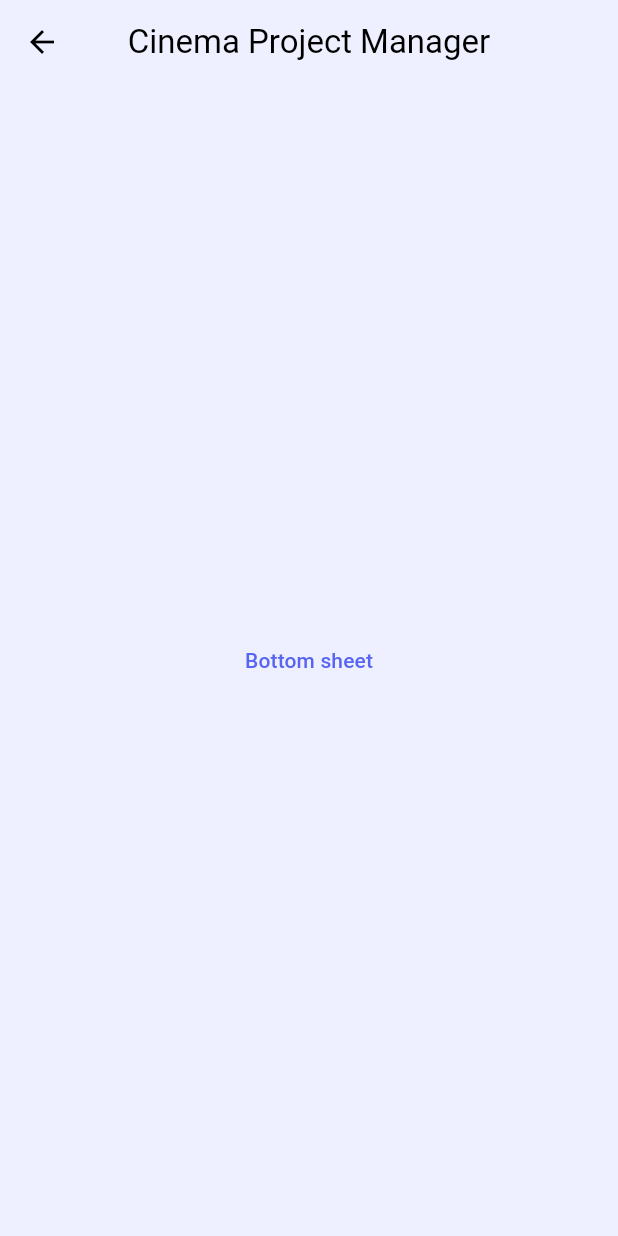
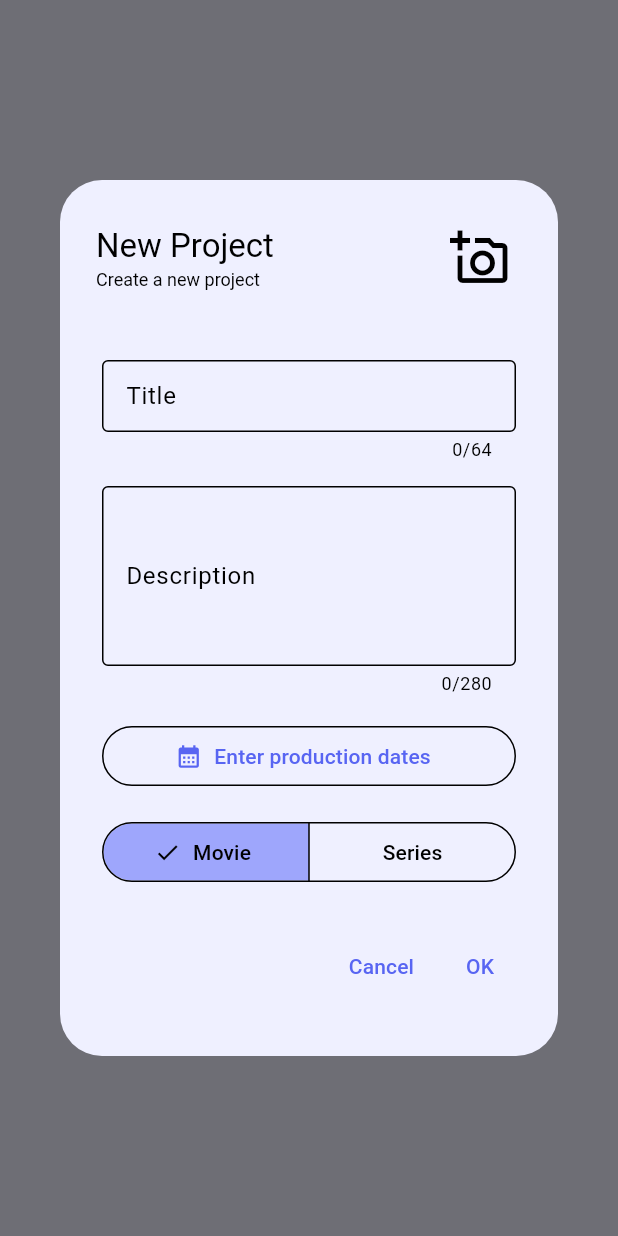
Before and after one commit to studiorvandco/cpm_app, a Flutter app: the screen it shows after launch, after a tap on "Test page", on a phone screen of 412 x 824 dp. Run offline on Flutter 3.47's test engine with Material 2 defaults, Android fonts, the phone set to English and light mode, and no system bars; our stand-ins replace page_transition; missing offline and left inert: outline_search_bar.

Commit message:
WIP dates

```diff
--- /dev/null
+++ b/lib/models/project.dart
@@ -0,0 +1 @@
+enum ProjectType { movie, series }
--- a/lib/pages/login.dart
+++ b/lib/pages/login.dart
@@ -1,6 +1,8 @@
 import 'package:flutter/material.dart';
 import 'package:page_transition/page_transition.dart';
 
+import '../models/project.dart';
+import '../widgets/new_project_dialog.dart';
 import 'home.dart';
 import 'test.dart';
 
@@ -17,14 +19,18 @@ class Login extends StatelessWidget {
             const Spacer(),
             Padding(
               padding: const EdgeInsets.only(bottom: 64.0),
-              child: Image.asset('assets/logo-camera.png', fit: BoxFit.fitWidth, width: 250),
+              child: Image.asset('assets/logo-camera.png',
+                  fit: BoxFit.fitWidth, width: 250),
             ),
             const Padding(
               padding: EdgeInsets.symmetric(vertical: 8.0),
               child: SizedBox(
                 width: 300,
                 child: TextField(
-                  decoration: InputDecoration(border: OutlineInputBorder(), isDense: true, labelText: 'Login'),
+                  decoration: InputDecoration(
+                      border: OutlineInputBorder(),
+                      isDense: true,
+                      labelText: 'Login'),
                 ),
               ),
             ),
@@ -36,7 +42,10 @@ class Login extends StatelessWidget {
                   enableSuggestions: false,
                   autocorrect: false,
                   obscureText: true,
-                  decoration: InputDecoration(border: OutlineInputBorder(), isDense: true, labelText: 'Password'),
+                  decoration: InputDecoration(
+                      border: OutlineInputBorder(),
+                      isDense: true,
+                      labelText: 'Password'),
                 ),
               ),
             ),
@@ -47,7 +56,10 @@ class Login extends StatelessWidget {
                 child: FilledButton(
                   onPressed: () {
                     Navigator.push(
-                        context, PageTransition<Home>(type: PageTransitionType.bottomToTop, child: const Home()));
+                        context,
+                        PageTransition<Home>(
+                            type: PageTransitionType.bottomToTop,
+                            child: const Home()));
                   },
                   child: const Text('Log in'),
                 ),
@@ -58,10 +70,12 @@ class Login extends StatelessWidget {
               child: SizedBox(
                 width: 300,
                 child: TextButton(
-                  onPressed: () {
-                    Navigator.push(
-                        context, PageTransition<Test>(type: PageTransitionType.topToBottom, child: const Test()));
-                  },
+                  onPressed: () => showDialog(
+                    builder: (context) {
+                      return NewProjectDialog();
+                    },
+                    context: context,
+                  ),
                   child: const Text('Test page'),
                 ),
               ),
--- /dev/null
+++ b/lib/widgets/new_project_dialog.dart
@@ -0,0 +1,165 @@
+import 'package:flutter/material.dart';
+import 'package:intl/intl.dart';
+
+import '../models/project.dart';
+
+class NewProjectDialog extends StatefulWidget {
+  const NewProjectDialog({super.key});
+
+  @override
+  State<StatefulWidget> createState() => _NewProjectDialogState();
+}
+
+class _NewProjectDialogState extends State<NewProjectDialog>
+    with AutomaticKeepAliveClientMixin<NewProjectDialog> {
+  _NewProjectDialogState();
+
+  String? title;
+  Image? image;
+  String? description;
+  DateTimeRange? dates;
+  ProjectType type = ProjectType.movie;
+  String dateText = '';
+
+  @override
+  void initState() {
+    updateDateText();
+    super.initState();
+  }
+
+  void updateDateText() {
+    String res;
+    if (dates != null) {
+      final String firstText =
+          DateFormat.yMd(Intl.systemLocale).format(dates!.start);
+      final String lastText =
+          DateFormat.yMd(Intl.systemLocale).format(dates!.end);
+      res = '$firstText - $lastText';
+    } else {
+      res = 'Enter production dates';
+    }
+    setState(() {
+      dateText = res;
+    });
+  }
+
+  @override
+  Widget build(BuildContext context) {
+    String dateDisplayed = 'Enter production dates';
+    return SimpleDialog(
+      title: Row(
+        mainAxisAlignment: MainAxisAlignment.spaceBetween,
+        children: <Widget>[
+          Column(
+            crossAxisAlignment: CrossAxisAlignment.start,
+            children: const <Text>[
+              Text('New Project'),
+              Text(
+                'Create a new project',
+                style: TextStyle(fontSize: 12),
+              )
+            ],
+          ),
+          IconButton(
+            icon: const Icon(Icons.add_a_photo_outlined, size: 40),
+            onPressed: () {},
+          ),
+        ],
+      ),
+      children: <Widget>[
+        Padding(
+          padding: const EdgeInsets.all(20.0),
+          child: Form(
+            child: Column(
+                mainAxisAlignment: MainAxisAlignment.spaceBetween,
+                children: [
+                  Padding(
+                    padding: const EdgeInsets.all(8.0),
+                    child: SizedBox(
+                      width: 300,
+                      child: TextFormField(
+                        maxLength: 64,
+                        decoration: const InputDecoration(
+                            labelText: 'Title',
+                            border: OutlineInputBorder(),
+                            isDense: true),
+                      ),
+                    ),
+                  ),
+                  Padding(
+                    padding: const EdgeInsets.all(8.0),
+                    child: SizedBox(
+                      width: 300,
+                      child: TextFormField(
+                        maxLength: 280,
+                        maxLines: 4,
+                        decoration: const InputDecoration(
+                            labelText: 'Description',
+                            border: OutlineInputBorder(),
+                            isDense: true),
+                      ),
+                    ),
+                  ),
+                  Padding(
+                    padding: const EdgeInsets.all(8.0),
+                    child: SizedBox(
+                      width: 300,
+                      child: OutlinedButton.icon(
+                        onPressed: () async {
+                          final DateTimeRange? picked =
+                              await showDateRangePicker(
+                                  context: context,
+                                  firstDate: DateTime(1970),
+                                  lastDate: DateTime(3000),
+                                  initialDateRange: dates);
+                          if (picked != null) {
+                            dates = DateTimeRange(
+                                start: picked.start, end: picked.end);
+                            updateDateText();
+                          }
+                        },
+                        icon: Icon(Icons.calendar_month),
+                        label: Text(dateDisplayed),
+                      ),
+                    ),
+                  ),
+                  Padding(
+                    padding: const EdgeInsets.all(8.0),
+                    child: SizedBox(
+                      width: 300,
+                      child: SegmentedButton(
+                        segments: [
+                          ButtonSegment(
+                              label: Text('Movie'), value: ProjectType.movie),
+                          ButtonSegment(
+                              label: Text('Series'), value: ProjectType.series)
+                        ],
+                        selected: {type},
+                        onSelectionChanged: (newSelection) {
+                          setState(() {
+                            type = newSelection.first;
+                          });
+                        },
+                      ),
+                    ),
+                  ),
+                  SizedBox(
+                    height: 20,
+                  ),
+                  Row(
+                    mainAxisAlignment: MainAxisAlignment.end,
+                    children: [
+                      TextButton(onPressed: () {}, child: Text('Cancel')),
+                      TextButton(onPressed: () {}, child: Text('OK'))
+                    ],
+                  )
+                ]),
+          ),
+        )
+      ],
+    );
+  }
+
+  @override
+  bool get wantKeepAlive => true;
+}
```
